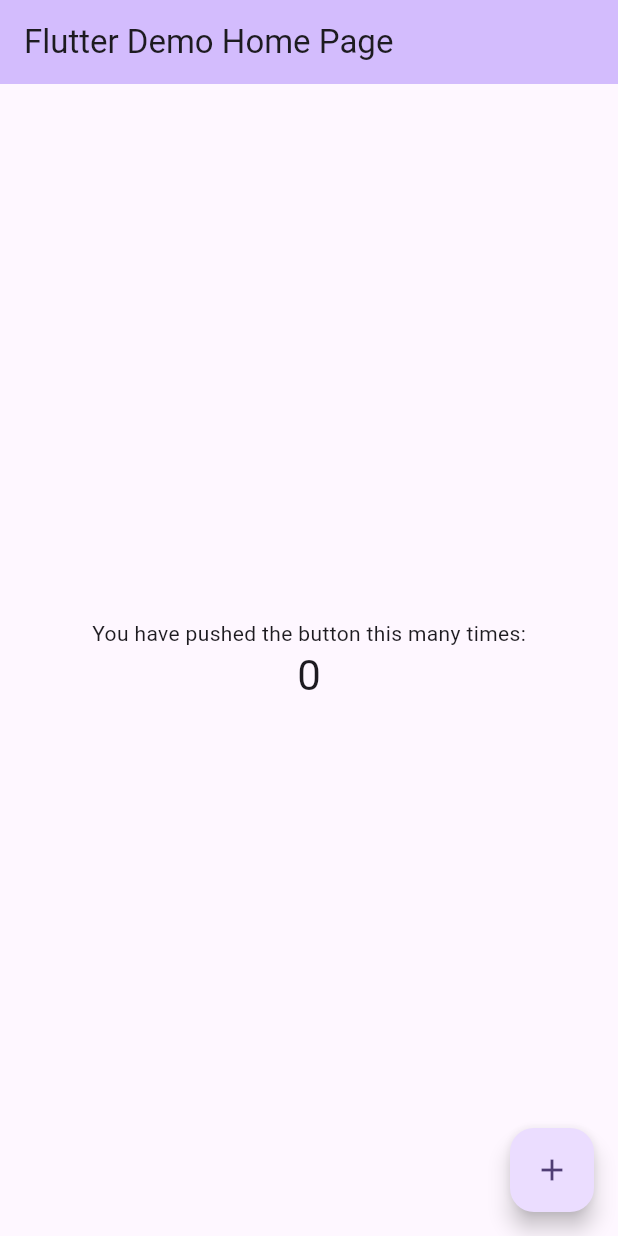
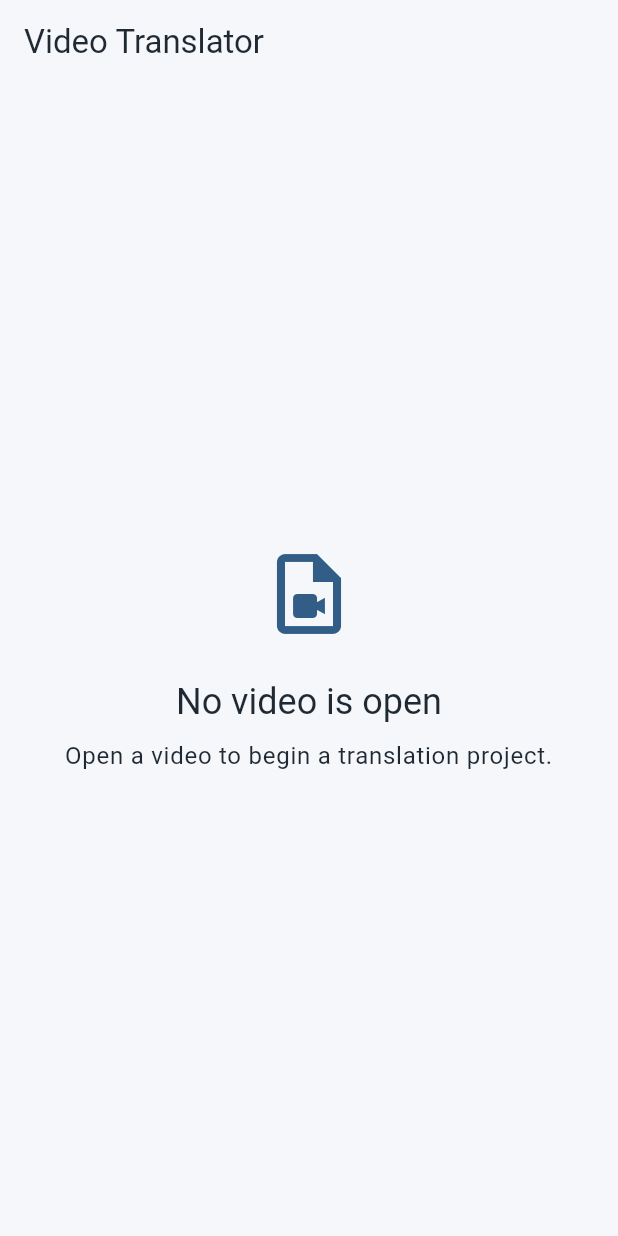
Before and after one commit to themintiest/mint-lingo, a Flutter app: the screen it shows after launch, on a phone screen of 412 x 824 dp. Run offline on Flutter 3.47's test engine with Material 3 defaults, Android fonts, the phone set to English and light mode, and no system bars.

Commit message:
Init first app settings

```diff
--- /dev/null
+++ b/app/flutter/lib/app/app.dart
@@ -0,0 +1,17 @@
+import 'package:flutter/material.dart';
+import 'package:video_translator/app/theme/app_theme.dart';
+import 'package:video_translator/features/project/project_workspace_page.dart';
+
+class VideoTranslatorApp extends StatelessWidget {
+  const VideoTranslatorApp({super.key});
+
+  @override
+  Widget build(BuildContext context) {
+    return MaterialApp(
+      title: 'Video Translator',
+      debugShowCheckedModeBanner: false,
+      theme: AppTheme.light,
+      home: const ProjectWorkspacePage(),
+    );
+  }
+}
--- /dev/null
+++ b/app/flutter/lib/app/resources/app_assets.dart
@@ -0,0 +1,5 @@
+abstract final class AppAssets {
+  static const String imagesDirectory = 'assets/images/';
+  static const String iconsDirectory = 'assets/icons/';
+  static const String animationsDirectory = 'assets/animations/';
+}
--- /dev/null
+++ b/app/flutter/lib/app/theme/app_colors.dart
@@ -0,0 +1,17 @@
+import 'package:flutter/material.dart';
+
+abstract final class AppColors {
+  static const Color primary = Color(0xFF315D87);
+  static const Color onPrimary = Color(0xFFFFFFFF);
+  static const Color secondary = Color(0xFF526578);
+  static const Color onSecondary = Color(0xFFFFFFFF);
+  static const Color background = Color(0xFFF5F7FA);
+  static const Color surface = Color(0xFFFFFFFF);
+  static const Color textPrimary = Color(0xFF1F2933);
+  static const Color textSecondary = Color(0xFF5F6C7B);
+  static const Color border = Color(0xFFD5DDE6);
+  static const Color error = Color(0xFFBA1A1A);
+  static const Color onError = Color(0xFFFFFFFF);
+  static const Color success = Color(0xFF21734F);
+  static const Color onSuccess = Color(0xFFFFFFFF);
+}
--- /dev/null
+++ b/app/flutter/lib/app/theme/app_radius.dart
@@ -0,0 +1,5 @@
+abstract final class AppRadius {
+  static const double sm = 4;
+  static const double md = 8;
+  static const double lg = 12;
+}
--- /dev/null
+++ b/app/flutter/lib/app/theme/app_spacing.dart
@@ -0,0 +1,7 @@
+abstract final class AppSpacing {
+  static const double xs = 4;
+  static const double sm = 8;
+  static const double md = 16;
+  static const double lg = 24;
+  static const double xl = 32;
+}
--- /dev/null
+++ b/app/flutter/lib/app/theme/app_theme.dart
@@ -0,0 +1,106 @@
+import 'package:flutter/material.dart';
+import 'package:video_translator/app/theme/app_colors.dart';
+import 'package:video_translator/app/theme/app_radius.dart';
+import 'package:video_translator/app/theme/app_spacing.dart';
+
+abstract final class AppTheme {
+  static final ThemeData light = _buildLightTheme();
+
+  static ThemeData _buildLightTheme() {
+    final colorScheme =
+        ColorScheme.fromSeed(
+          seedColor: AppColors.primary,
+          brightness: Brightness.light,
+        ).copyWith(
+          primary: AppColors.primary,
+          onPrimary: AppColors.onPrimary,
+          secondary: AppColors.secondary,
+          onSecondary: AppColors.onSecondary,
+          tertiary: AppColors.success,
+          onTertiary: AppColors.onSuccess,
+          surface: AppColors.background,
+          surfaceContainerLowest: AppColors.surface,
+          surfaceContainerLow: AppColors.surface,
+          onSurface: AppColors.textPrimary,
+          onSurfaceVariant: AppColors.textSecondary,
+          outline: AppColors.border,
+          error: AppColors.error,
+          onError: AppColors.onError,
+        );
+    final buttonShape = RoundedRectangleBorder(
+      borderRadius: BorderRadius.circular(AppRadius.md),
+    );
+    final inputBorder = OutlineInputBorder(
+      borderRadius: BorderRadius.circular(AppRadius.md),
+      borderSide: BorderSide(color: colorScheme.outline),
+    );
+
+    return ThemeData(
+      useMaterial3: true,
+      brightness: Brightness.light,
+      colorScheme: colorScheme,
+      scaffoldBackgroundColor: AppColors.background,
+      appBarTheme: AppBarTheme(
+        backgroundColor: AppColors.background,
+        foregroundColor: colorScheme.onSurface,
+        elevation: 0,
+      ),
+      filledButtonTheme: FilledButtonThemeData(
+        style: FilledButton.styleFrom(
+          minimumSize: const Size(0, 40),
+          padding: const EdgeInsets.symmetric(
+            horizontal: AppSpacing.md,
+            vertical: AppSpacing.sm,
+          ),
+          shape: buttonShape,
+        ),
+      ),
+      outlinedButtonTheme: OutlinedButtonThemeData(
+        style: OutlinedButton.styleFrom(
+          minimumSize: const Size(0, 40),
+          padding: const EdgeInsets.symmetric(
+            horizontal: AppSpacing.md,
+            vertical: AppSpacing.sm,
+          ),
+          side: BorderSide(color: colorScheme.outline),
+          shape: buttonShape,
+        ),
+      ),
+      textButtonTheme: TextButtonThemeData(
+        style: TextButton.styleFrom(
+          minimumSize: const Size(0, 40),
+          padding: const EdgeInsets.symmetric(
+            horizontal: AppSpacing.md,
+            vertical: AppSpacing.sm,
+          ),
+          shape: buttonShape,
+        ),
+      ),
+      inputDecorationTheme: InputDecorationThemeData(
+        filled: true,
+        fillColor: AppColors.surface,
+        contentPadding: const EdgeInsets.all(AppSpacing.md),
+        border: inputBorder,
+        enabledBorder: inputBorder,
+        focusedBorder: inputBorder.copyWith(
+          borderSide: BorderSide(color: colorScheme.primary, width: 2),
+        ),
+        errorBorder: inputBorder.copyWith(
+          borderSide: BorderSide(color: colorScheme.error),
+        ),
+        focusedErrorBorder: inputBorder.copyWith(
+          borderSide: BorderSide(color: colorScheme.error, width: 2),
+        ),
+      ),
+      cardTheme: CardThemeData(
+        color: AppColors.surface,
+        elevation: 0,
+        margin: EdgeInsets.zero,
+        shape: RoundedRectangleBorder(
+          borderRadius: BorderRadius.circular(AppRadius.lg),
+          side: BorderSide(color: colorScheme.outline),
+        ),
+      ),
+    );
+  }
+}
--- /dev/null
+++ b/app/flutter/lib/features/project/project_workspace_page.dart
@@ -0,0 +1,39 @@
+import 'package:flutter/material.dart';
+import 'package:video_translator/app/theme/app_spacing.dart';
+
+class ProjectWorkspacePage extends StatelessWidget {
+  const ProjectWorkspacePage({super.key});
+
+  @override
+  Widget build(BuildContext context) {
+    return Scaffold(
+      appBar: AppBar(title: const Text('Video Translator')),
+      body: Center(
+        child: Padding(
+          padding: const EdgeInsets.all(AppSpacing.xl),
+          child: Column(
+            mainAxisSize: MainAxisSize.min,
+            children: [
+              Icon(
+                Icons.video_file_outlined,
+                size: 64,
+                color: Theme.of(context).colorScheme.primary,
+              ),
+              const SizedBox(height: AppSpacing.lg),
+              Text(
+                'No video is open',
+                style: Theme.of(context).textTheme.headlineSmall,
+              ),
+              const SizedBox(height: AppSpacing.sm),
+              Text(
+                'Open a video to begin a translation project.',
+                style: Theme.of(context).textTheme.bodyLarge,
+                textAlign: TextAlign.center,
+              ),
+            ],
+          ),
+        ),
+      ),
+    );
+  }
+}
--- a/app/flutter/lib/main.dart
+++ b/app/flutter/lib/main.dart
@@ -1,122 +1,4 @@
-import 'package:flutter/material.dart';
+import 'package:flutter/widgets.dart';
+import 'package:video_translator/app/app.dart';
 
-void main() {
-  runApp(const MyApp());
-}
-
-class MyApp extends StatelessWidget {
-  const MyApp({super.key});
-
-  // This widget is the root of your application.
-  @override
-  Widget build(BuildContext context) {
-    return MaterialApp(
-      title: 'Flutter Demo',
-      theme: ThemeData(
-        // This is the theme of your application.
-        //
-        // TRY THIS: Try running your application with "flutter run". You'll see
-        // the application has a purple toolbar. Then, without quitting the app,
-        // try changing the seedColor in the colorScheme below to Colors.green
-        // and then invoke "hot reload" (save your changes or press the "hot
-        // reload" button in a Flutter-supported IDE, or press "r" if you used
-        // the command line to start the app).
-        //
-        // Notice that the counter didn't reset back to zero; the application
-        // state is not lost during the reload. To reset the state, use hot
-        // restart instead.
-        //
-        // This works for code too, not just values: Most code changes can be
-        // tested with just a hot reload.
-        colorScheme: .fromSeed(seedColor: Colors.deepPurple),
-      ),
-      home: const MyHomePage(title: 'Flutter Demo Home Page'),
-    );
-  }
-}
-
-class MyHomePage extends StatefulWidget {
-  const MyHomePage({super.key, required this.title});
-
-  // This widget is the home page of your application. It is stateful, meaning
-  // that it has a State object (defined below) that contains fields that affect
-  // how it looks.
-
-  // This class is the configuration for the state. It holds the values (in this
-  // case the title) provided by the parent (in this case the App widget) and
-  // used by the build method of the State. Fields in a Widget subclass are
-  // always marked "final".
-
-  final String title;
-
-  @override
-  State<MyHomePage> createState() => _MyHomePageState();
-}
-
-class _MyHomePageState extends State<MyHomePage> {
-  int _counter = 0;
-
-  void _incrementCounter() {
-    setState(() {
-      // This call to setState tells the Flutter framework that something has
-      // changed in this State, which causes it to rerun the build method below
-      // so that the display can reflect the updated values. If we changed
-      // _counter without calling setState(), then the build method would not be
-      // called again, and so nothing would appear to happen.
-      _counter++;
-    });
-  }
-
-  @override
-  Widget build(BuildContext context) {
-    // This method is rerun every time setState is called, for instance as done
-    // by the _incrementCounter method above.
-    //
-    // The Flutter framework has been optimized to make rerunning build methods
-    // fast, so that you can just rebuild anything that needs updating rather
-    // than having to individually change instances of widgets.
-    return Scaffold(
-      appBar: AppBar(
-        // TRY THIS: Try changing the color here to a specific color (to
-        // Colors.amber, perhaps?) and trigger a hot reload to see the AppBar
-        // change color while the other colors stay the same.
-        backgroundColor: Theme.of(context).colorScheme.inversePrimary,
-        // Here we take the value from the MyHomePage object that was created by
-        // the App.build method, and use it to set our appbar title.
-        title: Text(widget.title),
-      ),
-      body: Center(
-        // Center is a layout widget. It takes a single child and positions it
-        // in the middle of the parent.
-        child: Column(
-          // Column is also a layout widget. It takes a list of children and
-          // arranges them vertically. By default, it sizes itself to fit its
-          // children horizontally, and tries to be as tall as its parent.
-          //
-          // Column has various properties to control how it sizes itself and
-          // how it positions its children. Here we use mainAxisAlignment to
-          // center the children vertically; the main axis here is the vertical
-          // axis because Columns are vertical (the cross axis would be
-          // horizontal).
-          //
-          // TRY THIS: Invoke "debug painting" (choose the "Toggle Debug Paint"
-          // action in the IDE, or press "p" in the console), to see the
-          // wireframe for each widget.
-          mainAxisAlignment: .center,
-          children: [
-            const Text('You have pushed the button this many times:'),
-            Text(
-              '$_counter',
-              style: Theme.of(context).textTheme.headlineMedium,
-            ),
-          ],
-        ),
-      ),
-      floatingActionButton: FloatingActionButton(
-        onPressed: _incrementCounter,
-        tooltip: 'Increment',
-        child: const Icon(Icons.add),
-      ),
-    );
-  }
-}
+void main() => runApp(const VideoTranslatorApp());
```
Also changed, not shown: app/flutter/pubspec.yaml (+5 -9 lines), app/flutter/pubspec.lock, 6 other files.
